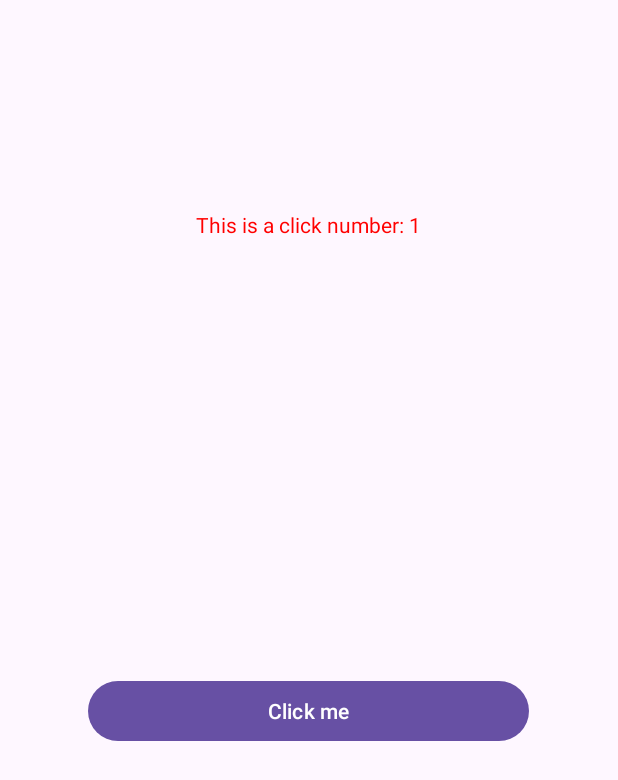
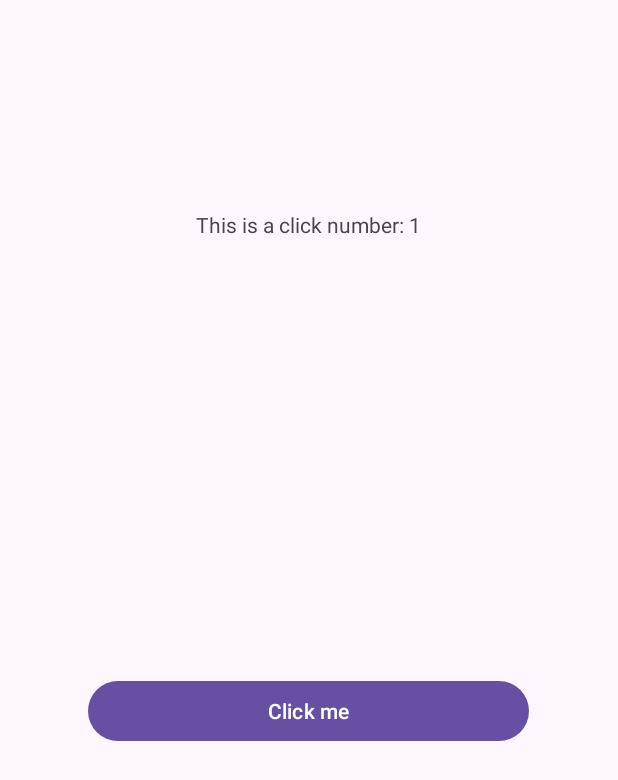
Before and after one commit to dy3722/Ex06031, an Android app: the screen it shows after launch (MainActivity), after a tap on "Click me", on a phone screen of 412 x 824 dp. Shown: the top 780 px of the screen. Run offline under Robolectric (Android 15) with nearby library versions, the phone set to English and light mode, and no system bars.

Commit message:
Matala 3

```diff
--- a/app/src/main/java/com/example/ex06031/MainActivity.java
+++ b/app/src/main/java/com/example/ex06031/MainActivity.java
@@ -30,8 +30,17 @@ public class MainActivity extends AppCompatActivity {
     }
 
     public void ohyea(View view) {
-        textV.setTextColor(Color.RED);
+        textV.setWidth(50);
         count++;
-        textV.setText("This is a click number: " + count);
+        if (count != 6)
+        {
+            textV.setText("This is a click number: " + count);
+        }
+        else
+        {
+            textV.setText("Enough to click. Go to new start!");
+            count = 0;
+        }
+
     }
 }
```
